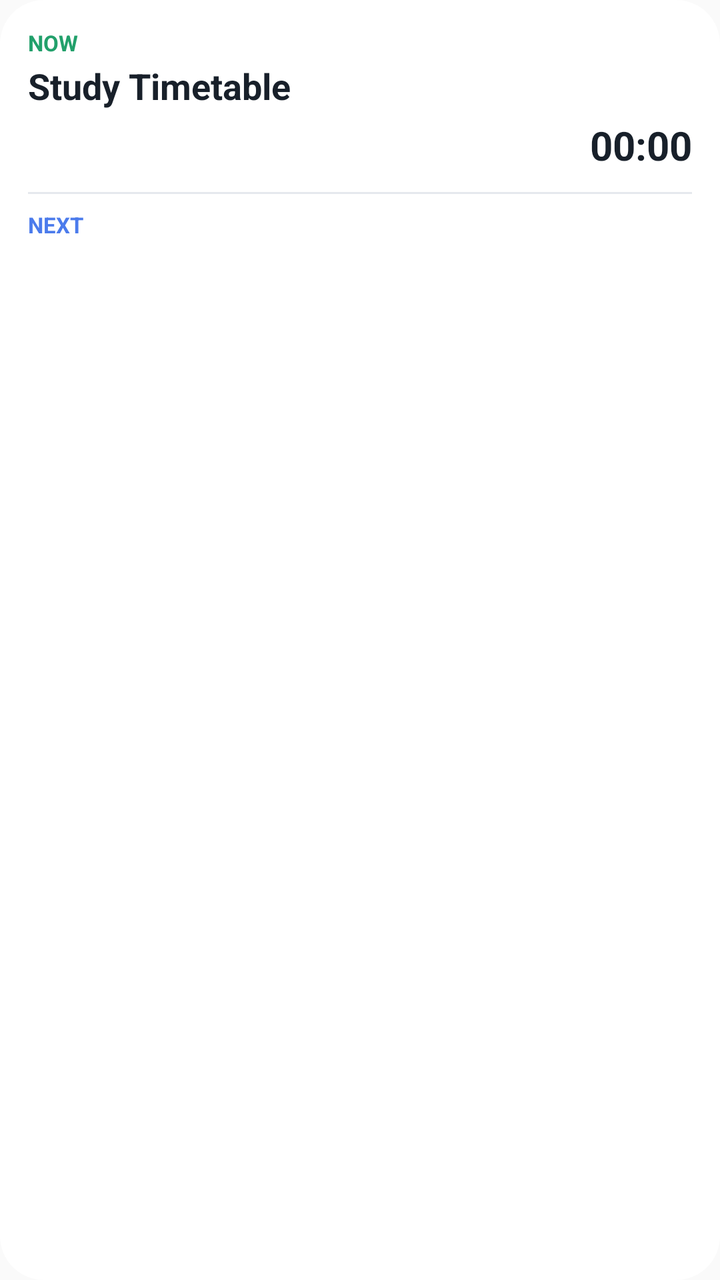
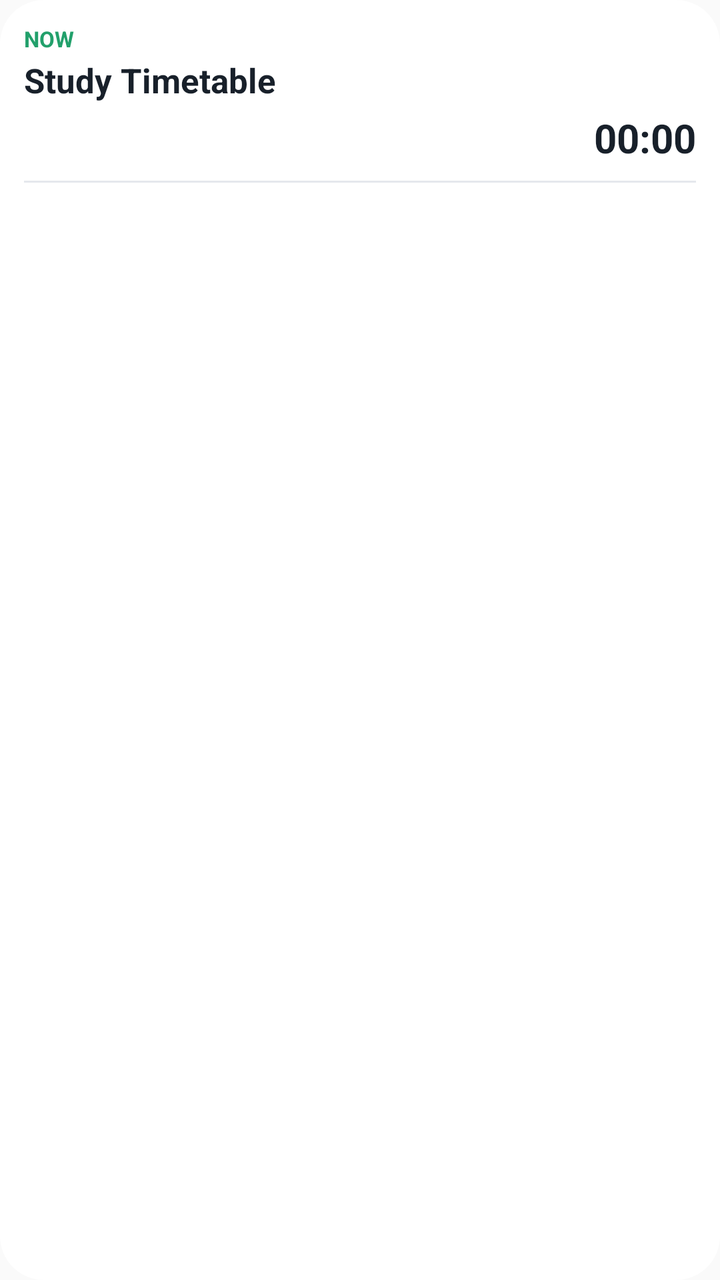

Before-and-after screenshots of an Android layout around one commit, followed by the original layout XML and the change that was made.
<!-- AndroidManifest.xml: application theme AppTheme -->
<!-- res/layout/widget_timetable.xml -->
<?xml version="1.0" encoding="utf-8"?>
<LinearLayout xmlns:android="http://schemas.android.com/apk/res/android"
    android:id="@+id/w_root"
    android:layout_width="match_parent"
    android:layout_height="match_parent"
    android:background="@drawable/widget_background"
    android:orientation="vertical"
    android:padding="14dp">

    
    <TextView
        android:id="@+id/w_now_label"
        android:layout_width="wrap_content"
        android:layout_height="wrap_content"
        android:text="NOW"
        android:textColor="#22A06B"
        android:textSize="11sp"
        android:textStyle="bold" />

    <TextView
        android:id="@+id/w_now_title"
        android:layout_width="match_parent"
        android:layout_height="wrap_content"
        android:layout_marginTop="2dp"
        android:ellipsize="end"
        android:maxLines="2"
        android:text="Study Timetable"
        android:textColor="#18202A"
        android:textSize="18sp"
        android:textStyle="bold" />

    <LinearLayout
        android:layout_width="match_parent"
        android:layout_height="wrap_content"
        android:layout_marginTop="4dp"
        android:gravity="center_vertical"
        android:orientation="horizontal">

        <TextView
            android:id="@+id/w_now_time"
            android:layout_width="0dp"
            android:layout_height="wrap_content"
            android:layout_weight="1"
            android:ellipsize="end"
            android:maxLines="1"
            android:textColor="#687384"
            android:textSize="12sp" />

        <LinearLayout
            android:id="@+id/w_countdown_group"
            android:layout_width="wrap_content"
            android:layout_height="wrap_content"
            android:gravity="center_vertical"
            android:orientation="horizontal">

            <TextView
                android:id="@+id/w_countdown_label"
                android:layout_width="wrap_content"
                android:layout_height="wrap_content"
                android:layout_marginEnd="6dp"
                android:textColor="#687384"
                android:textSize="12sp" />

            <Chronometer
                android:id="@+id/w_chrono"
                android:layout_width="wrap_content"
                android:layout_height="wrap_content"
                android:textColor="#18202A"
                android:textSize="20sp"
                android:textStyle="bold" />
        </LinearLayout>
    </LinearLayout>

    
    <LinearLayout
        android:id="@+id/w_next_section"
        android:layout_width="match_parent"
        android:layout_height="wrap_content"
        android:layout_marginTop="10dp"
        android:orientation="vertical">

        <View
            android:layout_width="match_parent"
            android:layout_height="1dp"
            android:background="#E5E8ED" />

        <TextView
            android:layout_width="wrap_content"
            android:layout_height="wrap_content"
            android:layout_marginTop="8dp"
            android:text="NEXT"
            android:textColor="#4B7BEC"
            android:textSize="11sp"
            android:textStyle="bold" />

        <LinearLayout
            android:id="@+id/w_row1"
            android:layout_width="match_parent"
            android:layout_height="wrap_content"
            android:layout_marginTop="6dp"
            android:orientation="horizontal">

            <TextView
                android:id="@+id/w_row1_time"
                android:layout_width="88dp"
                android:layout_height="wrap_content"
                android:maxLines="1"
                android:textColor="#687384"
                android:textSize="12sp" />

            <TextView
                android:id="@+id/w_row1_name"
                android:layout_width="0dp"
                android:layout_height="wrap_content"
                android:layout_weight="1"
                android:ellipsize="end"
                android:maxLines="1"
                android:textColor="#18202A"
                android:textSize="14sp"
                android:textStyle="bold" />
        </LinearLayout>

        <LinearLayout
            android:id="@+id/w_row2"
            android:layout_width="match_parent"
            android:layout_height="wrap_content"
            android:layout_marginTop="6dp"
            android:orientation="horizontal">

            <TextView
                android:id="@+id/w_row2_time"
                android:layout_width="88dp"
                android:layout_height="wrap_content"
                android:maxLines="1"
                android:textColor="#687384"
                android:textSize="12sp" />

            <TextView
                android:id="@+id/w_row2_name"
                android:layout_width="0dp"
                android:layout_height="wrap_content"
                android:layout_weight="1"
                android:ellipsize="end"
                android:maxLines="1"
                android:textColor="#18202A"
                android:textSize="14sp"
                android:textStyle="bold" />
        </LinearLayout>

        <LinearLayout
            android:id="@+id/w_row3"
            android:layout_width="match_parent"
            android:layout_height="wrap_content"
            android:layout_marginTop="6dp"
            android:orientation="horizontal">

            <TextView
                android:id="@+id/w_row3_time"
                android:layout_width="88dp"
                android:layout_height="wrap_content"
                android:maxLines="1"
                android:textColor="#687384"
                android:textSize="12sp" />

            <TextView
                android:id="@+id/w_row3_name"
                android:layout_width="0dp"
                android:layout_height="wrap_content"
                android:layout_weight="1"
                android:ellipsize="end"
                android:maxLines="1"
                android:textColor="#18202A"
                android:textSize="14sp"
                android:textStyle="bold" />
        </LinearLayout>
    </LinearLayout>
</LinearLayout>
<!-- resources referenced by this layout -->
<resources>
  <!-- drawable widget_background (drawable) -->
  <?xml version="1.0" encoding="utf-8"?>
  <shape xmlns:android="http://schemas.android.com/apk/res/android"
      android:shape="rectangle">
      <solid android:color="#FFFFFF" />
      <corners android:radius="22dp" />
  </shape>
  <style name="AppTheme" parent="Theme.AppCompat.Light.DarkActionBar">
          
          <item name="colorPrimary">@color/colorPrimary</item>
          <item name="colorPrimaryDark">@color/colorPrimaryDark</item>
          <item name="colorAccent">@color/colorAccent</item>
      </style>
</resources>

<!-- the commit's change to res/layout/widget_timetable.xml (unified diff, before → after) -->
@@ -5,7 +5,7 @@
     android:layout_height="match_parent"
     android:background="@drawable/widget_background"
     android:orientation="vertical"
-    android:padding="14dp">
+    android:padding="12dp">
 
     
     <TextView
@@ -23,10 +23,10 @@
         android:layout_height="wrap_content"
         android:layout_marginTop="2dp"
         android:ellipsize="end"
-        android:maxLines="2"
+        android:maxLines="1"
         android:text="Study Timetable"
         android:textColor="#18202A"
-        android:textSize="18sp"
+        android:textSize="17sp"
         android:textStyle="bold" />
 
     <LinearLayout
@@ -76,7 +76,7 @@
         android:id="@+id/w_next_section"
         android:layout_width="match_parent"
         android:layout_height="wrap_content"
-        android:layout_marginTop="10dp"
+        android:layout_marginTop="8dp"
         android:orientation="vertical">
 
         <View
@@ -84,20 +84,11 @@
             android:layout_height="1dp"
             android:background="#E5E8ED" />
 
-        <TextView
-            android:layout_width="wrap_content"
-            android:layout_height="wrap_content"
-            android:layout_marginTop="8dp"
-            android:text="NEXT"
-            android:textColor="#4B7BEC"
-            android:textSize="11sp"
-            android:textStyle="bold" />
-
         <LinearLayout
             android:id="@+id/w_row1"
             android:layout_width="match_parent"
             android:layout_height="wrap_content"
-            android:layout_marginTop="6dp"
+            android:layout_marginTop="5dp"
             android:orientation="horizontal">
 
             <TextView
@@ -124,7 +115,7 @@
             android:id="@+id/w_row2"
             android:layout_width="match_parent"
             android:layout_height="wrap_content"
-            android:layout_marginTop="6dp"
+            android:layout_marginTop="5dp"
             android:orientation="horizontal">
 
             <TextView
@@ -151,7 +142,7 @@
             android:id="@+id/w_row3"
             android:layout_width="match_parent"
             android:layout_height="wrap_content"
-            android:layout_marginTop="6dp"
+            android:layout_marginTop="5dp"
             android:orientation="horizontal">
 
             <TextView
